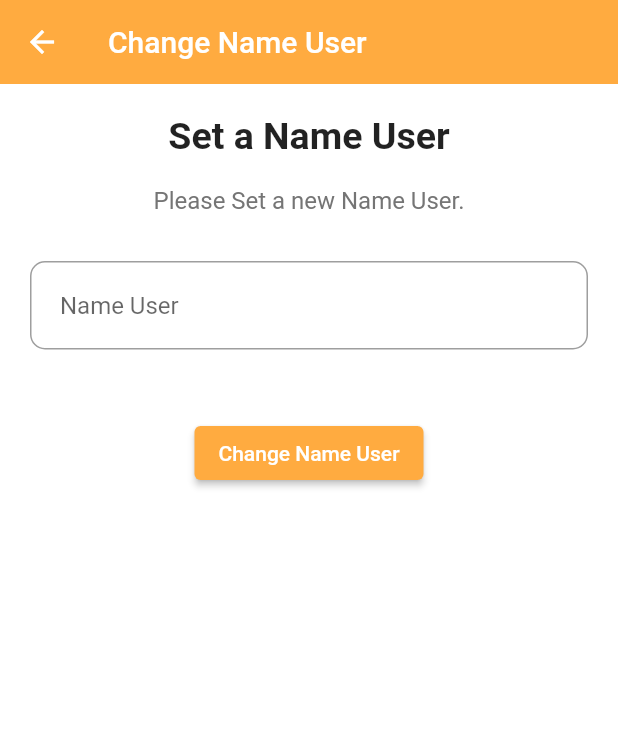
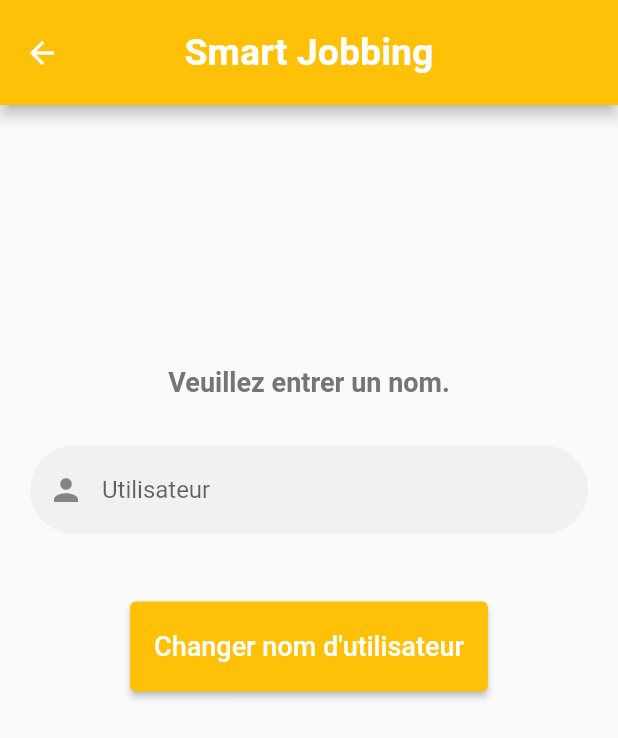
Before and after one commit to MOHAMEDREDABOUAMOUD/Jobbing-App-flutter, a Flutter app: the ChangeName screen opened directly, on a phone screen of 412 x 824 dp. Shown: the top 738 px of the screen. Run offline on Flutter 3.47's test engine with Material 2 defaults, Android fonts, the light colour scheme and no system bars; our stand-ins replace cloud_firestore, firebase_auth, firebase_core, firebase_storage, fl_chart, flutter_credit_card and 5 more; missing offline and left inert: cross_file_image, flutter_facebook_auth, flutter_login_facebook, flutter_phone_direct_caller; accounts and stored records are empty.

Commit message:
frontend modify 3

```diff
--- a/signin_signup/lib/pages/ChangePhoto.dart
+++ b/signin_signup/lib/pages/ChangePhoto.dart
@@ -113,7 +113,7 @@ class _ChangePhotoState extends State<ChangePhoto> {
               children: [
                 //Welcome to our app
 
-                SizedBox(height: 20),
+                SizedBox(height: 150),
                 //photo
                 GestureDetector(
                   child: Stack(
@@ -176,13 +176,13 @@ class _ChangePhotoState extends State<ChangePhoto> {
                         });
                   },
                 ),
-                SizedBox(height: 20),
+                SizedBox(height: 40),
                 //button register
                 MyButton(
                   Ontap: (() async {
                     DAO.updateImage(widget.email, profile);
                   }),
-                  name: "Update",
+                  name: "Changer photo",
                 ),
               ],
             ),
--- a/signin_signup/lib/pages/changename.dart
+++ b/signin_signup/lib/pages/changename.dart
@@ -1,3 +1,5 @@
+// ignore_for_file: prefer_const_constructors
+
 import 'package:flutter/material.dart';
 import 'package:flutter/material.dart';
 import 'package:cloud_firestore/cloud_firestore.dart';
@@ -18,48 +20,48 @@ class _ChangeNameState extends State<ChangeName> {
   Widget build(BuildContext context) {
     return Scaffold(
       appBar: AppBar(
-        elevation: 0,
-        backgroundColor: Colors.orangeAccent,
+        backgroundColor: Colors.amber,
+        toolbarHeight: 70,
         title: Text(
-          "Change Name User",
-          style: TextStyle(color: Colors.white),
+          //widget.name,
+          "Smart Jobbing",
+          style: TextStyle(
+            fontWeight: FontWeight.bold,
+            fontSize: 25,
+          ),
         ),
+        centerTitle: true,
       ),
       body: Container(
-        color: Colors.white,
         padding: EdgeInsets.symmetric(horizontal: 20, vertical: 20),
         child: Column(
           children: [
+            SizedBox(height: 150),
             Text(
-              "Set a Name User",
-              style: TextStyle(fontSize: 25, fontWeight: FontWeight.bold),
-            ),
-            SizedBox(
-              height: 15,
-            ),
-            Text(
-              "Please Set a new Name User.",
+              "Veuillez entrer un nom.",
               style: TextStyle(
-                fontSize: 16,
+                fontWeight: FontWeight.bold,
+                fontSize: 18,
                 height: 1.5,
                 color: Colors.grey.shade600,
               ),
             ),
-            SizedBox(
-              height: 30,
-            ),
+            SizedBox(height: 30),
             TextField(
               controller: _nameUser,
               decoration: InputDecoration(
                 border: OutlineInputBorder(
-                  borderRadius: BorderRadius.circular(10),
-                  borderSide: BorderSide(color: Colors.black),
-                ),
+                    borderRadius: BorderRadius.circular(30),
+                    borderSide: BorderSide.none),
                 focusedBorder: OutlineInputBorder(
-                  borderRadius: BorderRadius.circular(10),
-                  borderSide: BorderSide(color: Colors.black),
-                ),
-                hintText: "Name User",
+                    borderRadius: BorderRadius.circular(30),
+                    borderSide: BorderSide(
+                      color: Colors.amber,
+                    )),
+                fillColor: Colors.grey.withOpacity(0.1),
+                filled: true,
+                hintText: "Utilisateur",
+                prefixIcon: Icon(Icons.person),
                 contentPadding:
                     EdgeInsets.symmetric(horizontal: 20, vertical: 20),
               ),
@@ -126,9 +128,13 @@ class _ChangeNameState extends State<ChangeName> {
                 }
               },
               style: ElevatedButton.styleFrom(
-                primary: Colors.orangeAccent,
+                primary: Colors.amber,
+                minimumSize: Size(50, 60),
               ),
-              child: Text("Change Name User"),
+              child: Text(
+                "Changer nom d'utilisateur",
+                style: TextStyle(fontSize: 18),
+              ),
             ),
           ],
         ),
--- a/signin_signup/lib/pages/settings.dart
+++ b/signin_signup/lib/pages/settings.dart
@@ -1,3 +1,5 @@
+// ignore_for_file: prefer_const_constructors, prefer_const_literals_to_create_immutables
+
 import 'package:flutter/material.dart';
 import 'package:signin_signup/pages/ChangePhoto.dart';
 import 'package:signin_signup/pages/changename.dart';
@@ -19,16 +21,16 @@ class _Settings_ScreenState extends State<Settings_Screen> {
     return Scaffold(
       appBar: AppBar(
         backgroundColor: Colors.amber,
-        title: Text("Settings", style: TextStyle(fontSize: 22)),
-        leading: IconButton(
-          onPressed: () {
-            Navigator.pop(context);
-          },
-          icon: Icon(
-            Icons.arrow_back,
-            color: Colors.white,
+        toolbarHeight: 70,
+        title: Text(
+          //widget.name,
+          "Smart Jobbing",
+          style: TextStyle(
+            fontWeight: FontWeight.bold,
+            fontSize: 25,
           ),
         ),
+        centerTitle: true,
       ),
       body: Container(
         padding: const EdgeInsets.all(10),
@@ -41,14 +43,18 @@ class _Settings_ScreenState extends State<Settings_Screen> {
               children: [
                 Icon(
                   Icons.security,
-                  color: Colors.orange,
+                  color: Colors.amber,
                 ),
                 SizedBox(
                   width: 10,
                 ),
                 Text(
-                  "security",
-                  style: TextStyle(fontSize: 22, fontWeight: FontWeight.bold),
+                  "securité",
+                  style: TextStyle(
+                    fontSize: 22,
+                    fontWeight: FontWeight.bold,
+                    color: Colors.grey[700],
+                  ),
                 ),
               ],
             ),
@@ -59,8 +65,8 @@ class _Settings_ScreenState extends State<Settings_Screen> {
             SizedBox(
               height: 10,
             ),
-            buildAccountOption(context, "Change Password"),
-            buildAccountOption(context, "Change Number Phone"),
+            buildAccountOption(context, "Changer mot de passe"),
+            buildAccountOption(context, "Changer numero téléphone"),
             SizedBox(
               height: 40,
             ),
@@ -68,14 +74,18 @@ class _Settings_ScreenState extends State<Settings_Screen> {
               children: [
                 Icon(
                   Icons.person,
-                  color: Colors.orange,
+                  color: Colors.amber,
                 ),
                 SizedBox(
                   width: 10,
                 ),
                 Text(
-                  "personal informations",
-                  style: TextStyle(fontSize: 22, fontWeight: FontWeight.bold),
+                  "Informations personnelle",
+                  style: TextStyle(
+                    fontSize: 22,
+                    fontWeight: FontWeight.bold,
+                    color: Colors.grey[700],
+                  ),
                 ),
               ],
             ),
@@ -86,8 +96,8 @@ class _Settings_ScreenState extends State<Settings_Screen> {
             SizedBox(
               height: 10,
             ),
-            buildAccountOption(context, "Change Name User"),
-            buildAccountOption(context, "Change Photo"),
+            buildAccountOption(context, "Changer nom d'utilisateur"),
+            buildAccountOption(context, "Changer photo"),
             SizedBox(
               height: 40,
             ),
@@ -95,14 +105,18 @@ class _Settings_ScreenState extends State<Settings_Screen> {
               children: [
                 Icon(
                   Icons.person,
-                  color: Colors.orange,
+                  color: Colors.amber,
                 ),
                 SizedBox(
                   width: 10,
                 ),
                 Text(
-                  "Report",
-                  style: TextStyle(fontSize: 22, fontWeight: FontWeight.bold),
+                  "Signal",
+                  style: TextStyle(
+                    fontSize: 22,
+                    fontWeight: FontWeight.bold,
+                    color: Colors.grey[700],
+                  ),
                 ),
               ],
             ),
@@ -113,7 +127,7 @@ class _Settings_ScreenState extends State<Settings_Screen> {
             SizedBox(
               height: 10,
             ),
-            buildAccountOption(context, "report"),
+            buildAccountOption(context, "Signaler un problème"),
           ],
         ),
       ),
@@ -123,23 +137,23 @@ class _Settings_ScreenState extends State<Settings_Screen> {
   GestureDetector buildAccountOption(BuildContext context, String title) {
     return GestureDetector(
       onTap: () {
-        if (title == "Change Password") {
+        if (title == "Changer mot de passe") {
           Navigator.push(
             context,
             MaterialPageRoute(
                 builder: (context) => ChangePassword(key: UniqueKey())),
           );
-        } else if (title == "Change Number Phone") {
+        } else if (title == "Changer numero téléphone") {
           Navigator.push(
             context,
             MaterialPageRoute(builder: (context) => ChangeNumber()),
           );
-        } else if (title == "Change Name User") {
+        } else if (title == "Changer nom d'utilisateur") {
           Navigator.push(
             context,
             MaterialPageRoute(builder: (context) => ChangeName()),
           );
-        } else if (title == "Change Photo") {
+        } else if (title == "Changer photo") {
           Navigator.push(
             context,
             MaterialPageRoute(
@@ -147,7 +161,7 @@ class _Settings_ScreenState extends State<Settings_Screen> {
                       email: widget.email,
                     )),
           );
-        } else if (title == "report") {
+        } else if (title == "Signaler un problème") {
           Navigator.push(
             context,
             MaterialPageRoute(builder: (context) => ReportScreen()),
```
Also changed, not shown: signin_signup/lib/pages/changenumber.dart (+33 -28 lines), signin_signup/lib/pages/report.dart (+17 -23 lines), 10 other files.
